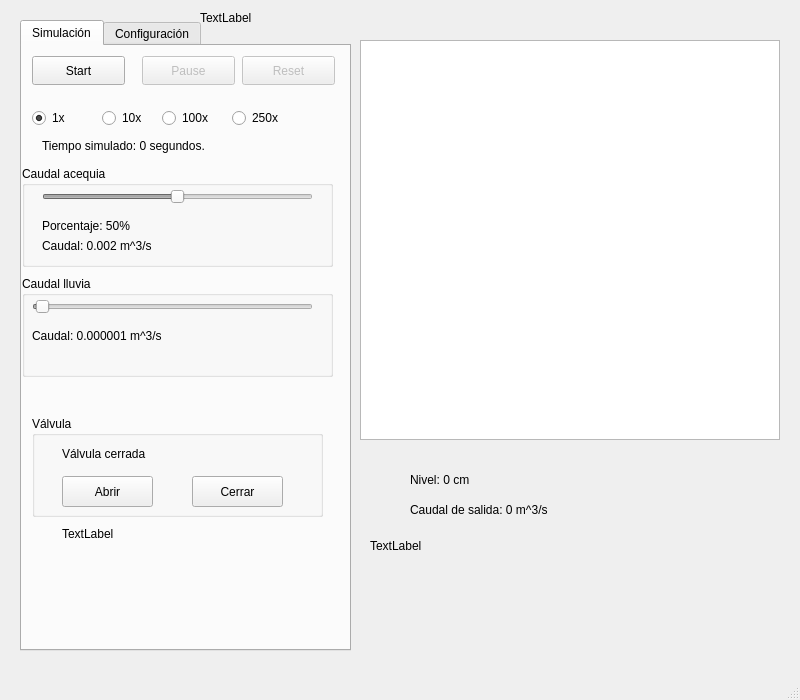
Above: mainwindow.ui from pecec1to/proyecto before the change. Below: the same form after it.
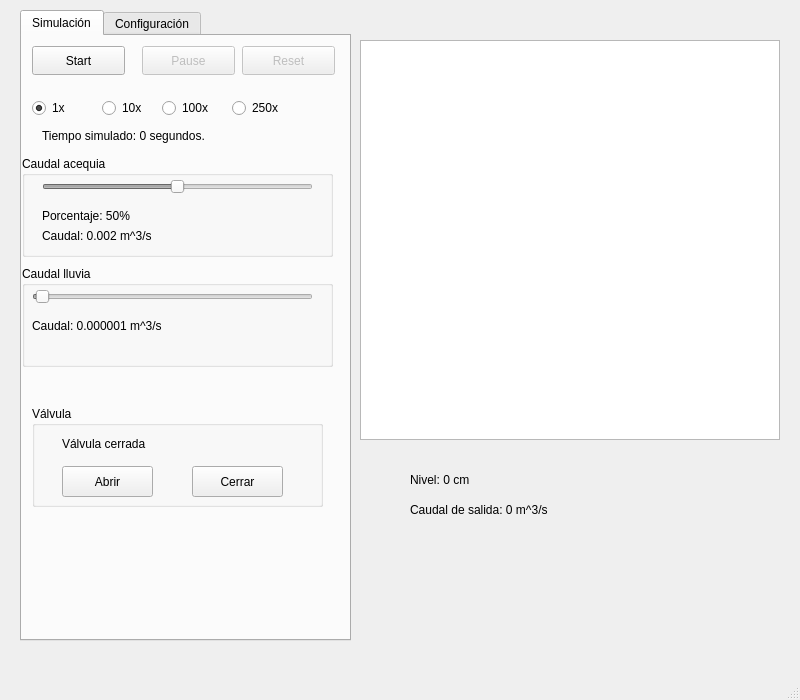
That is the form after the change. The open tabs and pages were chosen to show the change.

Diff of the .ui file:
```diff
--- a/mainwindow.ui
+++ b/mainwindow.ui
@@ -27,7 +27,7 @@
     <property name="geometry">
      <rect>
       <x>20</x>
-      <y>20</y>
+      <y>10</y>
       <width>331</width>
       <height>631</height>
      </rect>
@@ -322,19 +322,6 @@
        <string>Tiempo simulado: 0 segundos.</string>
       </property>
      </widget>
-     <widget class="QLabel" name="labelQdesague">
-      <property name="geometry">
-       <rect>
-        <x>40</x>
-        <y>480</y>
-        <width>271</width>
-        <height>16</height>
-       </rect>
-      </property>
-      <property name="text">
-       <string>TextLabel</string>
-      </property>
-     </widget>
     </widget>
     <widget class="QWidget" name="tab_2">
      <attribute name="title">
@@ -799,26 +786,39 @@
     <property name="geometry">
      <rect>
       <x>370</x>
-      <y>530</y>
-      <width>261</width>
-      <height>31</height>
+      <y>550</y>
+      <width>231</width>
+      <height>21</height>
      </rect>
     </property>
     <property name="text">
-     <string>TextLabel</string>
+     <string/>
     </property>
    </widget>
    <widget class="QLabel" name="labelQacequia">
     <property name="geometry">
      <rect>
-      <x>200</x>
-      <y>10</y>
-      <width>131</width>
+      <x>370</x>
+      <y>580</y>
+      <width>261</width>
       <height>16</height>
      </rect>
     </property>
     <property name="text">
-     <string>TextLabel</string>
+     <string/>
+    </property>
+   </widget>
+   <widget class="QLabel" name="labelVentrada">
+    <property name="geometry">
+     <rect>
+      <x>370</x>
+      <y>610</y>
+      <width>271</width>
+      <height>16</height>
+     </rect>
+    </property>
+    <property name="text">
+     <string/>
     </property>
    </widget>
   </widget>
```
Left out of the diff: 10 changed lines with no effect on the pictures.
